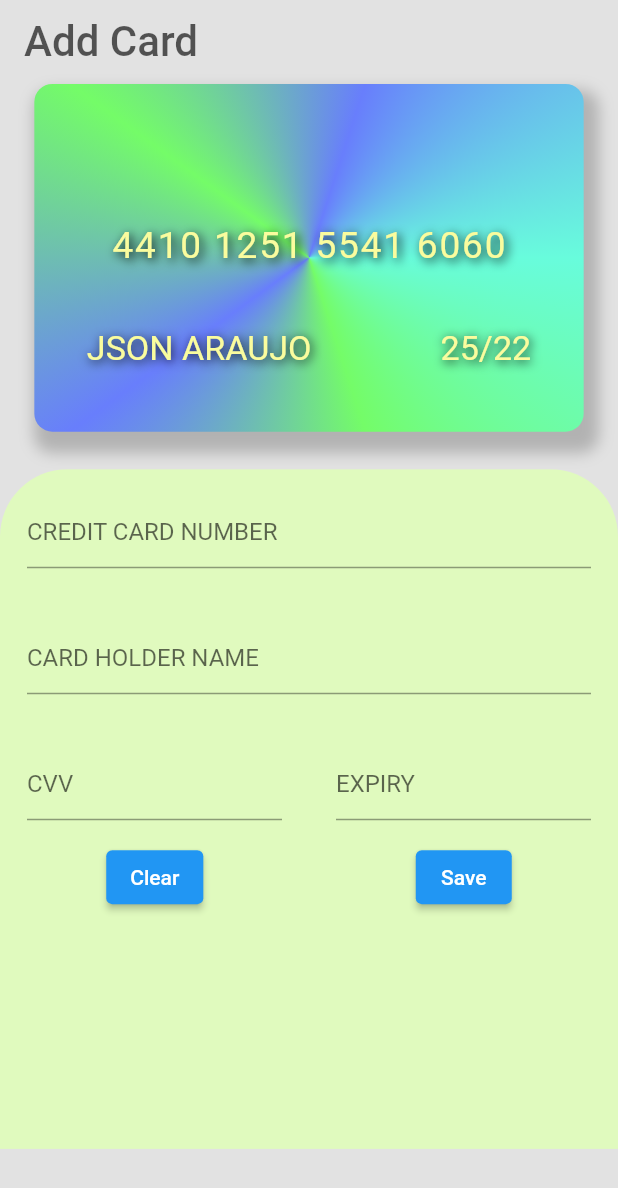
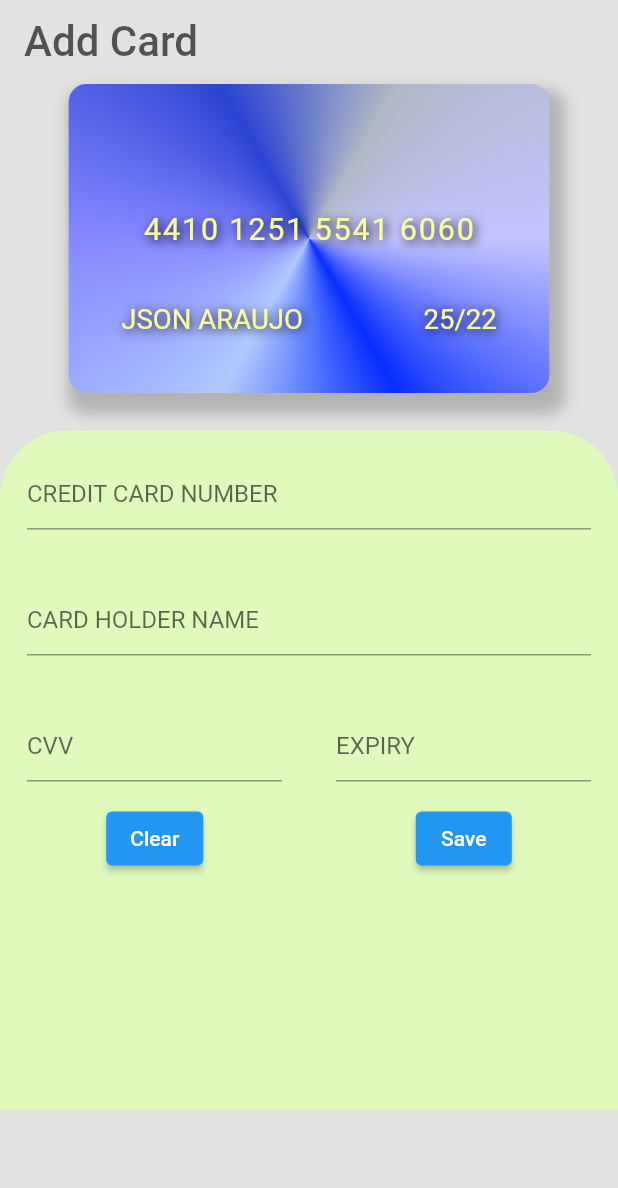
Before and after one commit to Decripter/my_wallet, a Flutter app: the screen it shows after launch, on a phone screen of 412 x 824 dp. Shown: the top 1188 px of the screen. Run offline on Flutter 3.47's test engine with Material 2 defaults, Android fonts, the phone set to English and light mode, and no system bars.

Commit message:
feat: change colors to each card

```diff
--- a/lib/add_card/pages/add_card.dart
+++ b/lib/add_card/pages/add_card.dart
@@ -30,7 +30,9 @@ class _AddCardPageState extends State<AddCardPage> {
       body: SingleChildScrollView(
         child: Column(
           children: const [
-            CardWidget(),
+            CardWidget(
+              cardNumber: '4410 1251 5541 6060',
+            ),
             SizedBox(height: 25),
             FormWidget(),
           ],
--- a/lib/add_card/pages/components/card_widget.dart
+++ b/lib/add_card/pages/components/card_widget.dart
@@ -1,22 +1,109 @@
 import 'package:flutter/material.dart';
 
-class CardWidget extends StatelessWidget {
-  const CardWidget({super.key});
+enum CardType {
+  elo,
+  master,
+  visa,
+  other,
+}
+
+class CardWidget extends StatefulWidget {
+  final String cardNumber;
+  const CardWidget({
+    required this.cardNumber,
+    super.key,
+  });
+
+  @override
+  State<CardWidget> createState() => _CardWidgetState();
+}
+
+class _CardWidgetState extends State<CardWidget>
+    with SingleTickerProviderStateMixin {
+  late AnimationController controller;
+  final textColor = const Color.fromARGB(255, 250, 252, 158);
+  late Animation colorAAnimation;
+  late Animation colorBAnimation;
+  late Animation colorCAnimation;
+  late Animation colorDAnimation;
+  late Animation colorEAnimation;
+  late Animation colorFAnimation;
+
+  var colorTweenCardA = Color.fromARGB(255, 112, 255, 131);
+  var colorTweenCardB = Color.fromARGB(255, 241, 80, 31);
+  var colorTweenCardC = Color.fromARGB(255, 8, 45, 255);
+  var colorTweenCardD = Color.fromARGB(255, 68, 189, 57);
+  var colorTweenCardE = Color.fromARGB(255, 230, 76, 56);
+  var colorTweenCardF = Color.fromARGB(255, 41, 66, 211);
+
+  @override
+  void initState() {
+    super.initState();
+    controller = AnimationController(
+      vsync: this,
+      duration: const Duration(seconds: 8),
+    );
+    controller.addListener(() {
+      setState(() {});
+    });
+    setColors();
+  }
 
   @override
   Widget build(BuildContext context) {
+    var card = CardType.other;
+
+    if (widget.cardNumber[0] == '4') {
+      card = CardType.visa;
+    } else if (widget.cardNumber[0] == '5') {
+      card = CardType.master;
+    } else if (widget.cardNumber[0] == '6') {
+      card = CardType.elo;
+    }
+    if (card == CardType.elo) {
+      colorTweenCardA = const Color.fromARGB(255, 104, 252, 220);
+      colorTweenCardB = const Color.fromARGB(255, 116, 252, 104);
+      colorTweenCardC = const Color.fromARGB(255, 104, 126, 252);
+      colorTweenCardD = const Color.fromARGB(255, 116, 252, 104);
+      colorTweenCardE = const Color.fromARGB(255, 104, 126, 252);
+      colorTweenCardF = const Color.fromARGB(255, 104, 252, 220);
+      setColors();
+    } else if (card == CardType.master) {
+      colorTweenCardA = const Color.fromARGB(255, 252, 249, 104);
+      colorTweenCardB = const Color.fromARGB(255, 252, 134, 104);
+      colorTweenCardC = const Color.fromARGB(255, 241, 163, 18);
+      colorTweenCardD = const Color.fromARGB(255, 252, 242, 104);
+      colorTweenCardE = const Color.fromARGB(255, 241, 89, 18);
+      colorTweenCardF = const Color.fromARGB(255, 252, 242, 104);
+      setColors();
+    } else if (card == CardType.visa) {
+      colorTweenCardA = const Color.fromARGB(255, 175, 184, 197);
+      colorTweenCardB = const Color.fromARGB(255, 195, 196, 255);
+      colorTweenCardC = const Color.fromARGB(255, 8, 45, 255);
+      colorTweenCardD = const Color.fromARGB(255, 176, 202, 255);
+      colorTweenCardE = const Color.fromARGB(255, 133, 135, 255);
+      colorTweenCardF = const Color.fromARGB(255, 41, 66, 211);
+      setColors();
+    } else if (card == CardType.other) {
+      colorTweenCardA = const Color.fromARGB(255, 112, 255, 131);
+      colorTweenCardB = const Color.fromARGB(255, 241, 80, 31);
+      colorTweenCardC = const Color.fromARGB(255, 8, 45, 255);
+      colorTweenCardD = const Color.fromARGB(255, 68, 189, 57);
+      colorTweenCardE = const Color.fromARGB(255, 230, 76, 56);
+      colorTweenCardF = const Color.fromARGB(255, 41, 66, 211);
+      setColors();
+    }
+
     var heigth = MediaQuery.of(context).size.height * 0.5;
-    var width = MediaQuery.of(context).size.height / 4;
-    final fontSize = width * 0.12;
-    heigth = heigth / (16 / 9);
-    print(width);
-    width = width * (16 / 9);
-    const textColor = Color.fromARGB(255, 250, 252, 158);
+    var width = MediaQuery.of(context).size.width * 0.5;
+    final fontSize = width * 0.099;
+    width = width * (14 / 9);
+    heigth = width / (14 / 9);
 
     return Row(
       mainAxisAlignment: MainAxisAlignment.center,
       children: [
-        AnimatedContainer(
+        Container(
           decoration: BoxDecoration(
             boxShadow: [
               BoxShadow(
@@ -26,15 +113,17 @@ class CardWidget extends StatelessWidget {
                 offset: const Offset(5, 9), // changes position of shadow
               ),
             ],
-            gradient: const SweepGradient(
+            gradient: SweepGradient(
               colors: [
-                Color.fromARGB(255, 104, 252, 220),
-                Color.fromARGB(255, 116, 252, 104),
-                Color.fromARGB(255, 104, 126, 252),
-                Color.fromARGB(255, 116, 252, 104),
-                Color.fromARGB(255, 104, 126, 252),
-                Color.fromARGB(255, 104, 252, 220),
+                colorAAnimation.value,
+                colorBAnimation.value,
+                colorCAnimation.value,
+                colorDAnimation.value,
+                colorEAnimation.value,
+                colorFAnimation.value,
+                colorAAnimation.value,
               ],
+              tileMode: TileMode.decal,
             ),
             borderRadius: const BorderRadius.all(
               Radius.circular(
@@ -48,7 +137,6 @@ class CardWidget extends StatelessWidget {
           ),
           height: heigth,
           width: width,
-          duration: const Duration(seconds: 1),
           child: Padding(
             padding: const EdgeInsets.only(left: 35, right: 35),
             child: Column(
@@ -58,7 +146,7 @@ class CardWidget extends StatelessWidget {
                   height: 10,
                 ),
                 Text(
-                  '4410 1251 5541 6060',
+                  widget.cardNumber,
                   style: TextStyle(
                     shadows: [
                       Shadow(
@@ -112,4 +200,50 @@ class CardWidget extends StatelessWidget {
       ],
     );
   }
+
+  setColors() {
+    //
+    colorAAnimation = ColorTween(
+      begin: colorTweenCardA,
+      end: colorTweenCardB,
+    ).animate(
+      CurvedAnimation(parent: controller, curve: Curves.fastLinearToSlowEaseIn),
+    );
+    //
+    colorBAnimation = ColorTween(
+      begin: colorTweenCardB,
+      end: colorTweenCardC,
+    ).animate(
+      CurvedAnimation(parent: controller, curve: Curves.fastLinearToSlowEaseIn),
+    );
+    //
+    colorCAnimation = ColorTween(
+      begin: colorTweenCardC,
+      end: colorTweenCardD,
+    ).animate(
+      CurvedAnimation(parent: controller, curve: Curves.fastOutSlowIn),
+    );
+    //
+    colorDAnimation = ColorTween(
+      begin: colorTweenCardD,
+      end: colorTweenCardE,
+    ).animate(
+      CurvedAnimation(parent: controller, curve: Curves.bounceInOut),
+    );
+    //
+    colorEAnimation = ColorTween(
+      begin: colorTweenCardE,
+      end: colorTweenCardF,
+    ).animate(
+      CurvedAnimation(parent: controller, curve: Curves.bounceInOut),
+    );
+    //
+    colorFAnimation = ColorTween(
+      begin: colorTweenCardF,
+      end: colorTweenCardA,
+    ).animate(
+      CurvedAnimation(parent: controller, curve: Curves.ease),
+    );
+    controller.repeat(reverse: true);
+  }
 }
```
